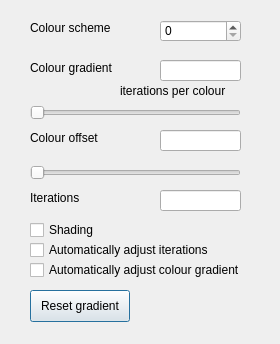
Above: src/controlpanel.ui from calum74/mandelbrot-qt before the change. Below: the same form after it.
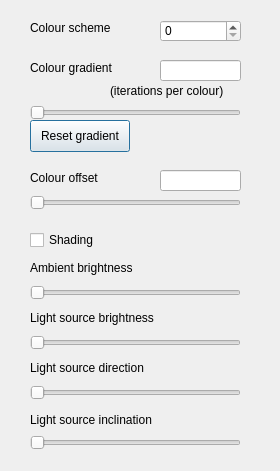
That is the form after the change.

```diff
--- a/src/controlpanel.ui
+++ b/src/controlpanel.ui
@@ -7,7 +7,7 @@
     <x>0</x>
     <y>0</y>
     <width>280</width>
-    <height>344</height>
+    <height>471</height>
    </rect>
   </property>
   <property name="windowTitle">
@@ -63,7 +63,7 @@
    <property name="geometry">
     <rect>
      <x>30</x>
-     <y>130</y>
+     <y>170</y>
      <width>101</width>
      <height>16</height>
     </rect>
@@ -76,7 +76,7 @@
    <property name="geometry">
     <rect>
      <x>160</x>
-     <y>130</y>
+     <y>170</y>
      <width>81</width>
      <height>21</height>
     </rect>
@@ -99,7 +99,7 @@
    <property name="geometry">
     <rect>
      <x>30</x>
-     <y>160</y>
+     <y>190</y>
      <width>211</width>
      <height>25</height>
     </rect>
@@ -112,7 +112,7 @@
    <property name="geometry">
     <rect>
      <x>30</x>
-     <y>220</y>
+     <y>230</y>
      <width>111</width>
      <height>20</height>
     </rect>
@@ -121,60 +121,11 @@
     <string>Shading</string>
    </property>
   </widget>
-  <widget class="QCheckBox" name="autoGradientCheck">
-   <property name="geometry">
-    <rect>
-     <x>30</x>
-     <y>260</y>
-     <width>281</width>
-     <height>20</height>
-    </rect>
-   </property>
-   <property name="text">
-    <string>Automatically adjust colour gradient</string>
-   </property>
-  </widget>
-  <widget class="QLineEdit" name="iterationsBox">
-   <property name="geometry">
-    <rect>
-     <x>160</x>
-     <y>190</y>
-     <width>81</width>
-     <height>21</height>
-    </rect>
-   </property>
-  </widget>
-  <widget class="QLabel" name="label_4">
-   <property name="geometry">
-    <rect>
-     <x>30</x>
-     <y>190</y>
-     <width>71</width>
-     <height>16</height>
-    </rect>
-   </property>
-   <property name="text">
-    <string>Iterations</string>
-   </property>
-  </widget>
-  <widget class="QCheckBox" name="autoIterationsCheck">
-   <property name="geometry">
-    <rect>
-     <x>30</x>
-     <y>240</y>
-     <width>231</width>
-     <height>20</height>
-    </rect>
-   </property>
-   <property name="text">
-    <string>Automatically adjust iterations</string>
-   </property>
-  </widget>
   <widget class="QPushButton" name="resetGradientButton">
    <property name="geometry">
     <rect>
      <x>30</x>
-     <y>290</y>
+     <y>120</y>
      <width>100</width>
      <height>32</height>
     </rect>
@@ -186,14 +137,121 @@
   <widget class="QLabel" name="label_5">
    <property name="geometry">
     <rect>
-     <x>120</x>
+     <x>110</x>
      <y>80</y>
-     <width>121</width>
+     <width>131</width>
      <height>21</height>
     </rect>
    </property>
    <property name="text">
-    <string>iterations per colour</string>
+    <string>(iterations per colour)</string>
+   </property>
+   <property name="scaledContents">
+    <bool>false</bool>
+   </property>
+  </widget>
+  <widget class="QSlider" name="ambientBrightnessSlider">
+   <property name="geometry">
+    <rect>
+     <x>30</x>
+     <y>280</y>
+     <width>211</width>
+     <height>25</height>
+    </rect>
+   </property>
+   <property name="orientation">
+    <enum>Qt::Orientation::Horizontal</enum>
+   </property>
+  </widget>
+  <widget class="QLabel" name="label_4">
+   <property name="geometry">
+    <rect>
+     <x>30</x>
+     <y>260</y>
+     <width>161</width>
+     <height>16</height>
+    </rect>
+   </property>
+   <property name="text">
+    <string>Ambient brightness</string>
+   </property>
+  </widget>
+  <widget class="QLabel" name="label_6">
+   <property name="geometry">
+    <rect>
+     <x>30</x>
+     <y>310</y>
+     <width>201</width>
+     <height>16</height>
+    </rect>
+   </property>
+   <property name="text">
+    <string>Light source brightness</string>
+   </property>
+  </widget>
+  <widget class="QSlider" name="sourceBrightnessSlider">
+   <property name="geometry">
+    <rect>
+     <x>30</x>
+     <y>330</y>
+     <width>211</width>
+     <height>25</height>
+    </rect>
+   </property>
+   <property name="orientation">
+    <enum>Qt::Orientation::Horizontal</enum>
+   </property>
+  </widget>
+  <widget class="QLabel" name="label_7">
+   <property name="geometry">
+    <rect>
+     <x>30</x>
+     <y>360</y>
+     <width>191</width>
+     <height>16</height>
+    </rect>
+   </property>
+   <property name="text">
+    <string>Light source direction</string>
+   </property>
+  </widget>
+  <widget class="QSlider" name="sourceDirectionSlider">
+   <property name="geometry">
+    <rect>
+     <x>30</x>
+     <y>380</y>
+     <width>211</width>
+     <height>25</height>
+    </rect>
+   </property>
+   <property name="orientation">
+    <enum>Qt::Orientation::Horizontal</enum>
+   </property>
+  </widget>
+  <widget class="QLabel" name="label_8">
+   <property name="geometry">
+    <rect>
+     <x>30</x>
+     <y>410</y>
+     <width>221</width>
+     <height>20</height>
+    </rect>
+   </property>
+   <property name="text">
+    <string>Light source inclination</string>
+   </property>
+  </widget>
+  <widget class="QSlider" name="sourceInclineSlider">
+   <property name="geometry">
+    <rect>
+     <x>30</x>
+     <y>430</y>
+     <width>211</width>
+     <height>25</height>
+    </rect>
+   </property>
+   <property name="orientation">
+    <enum>Qt::Orientation::Horizontal</enum>
    </property>
   </widget>
  </widget>
```
